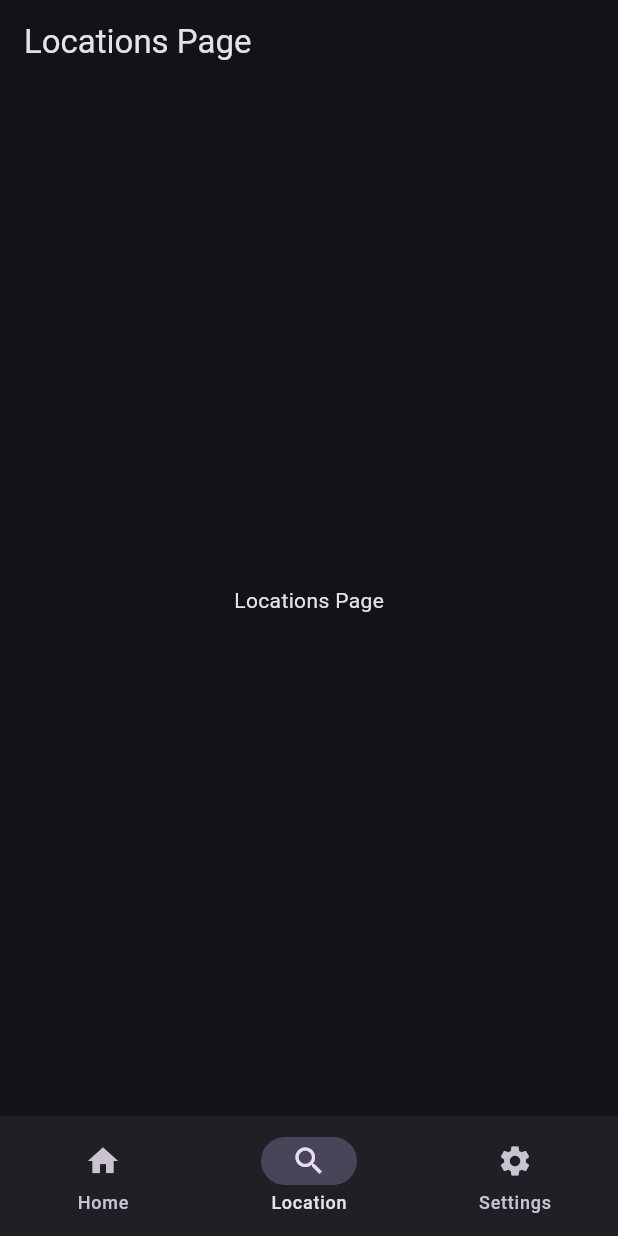
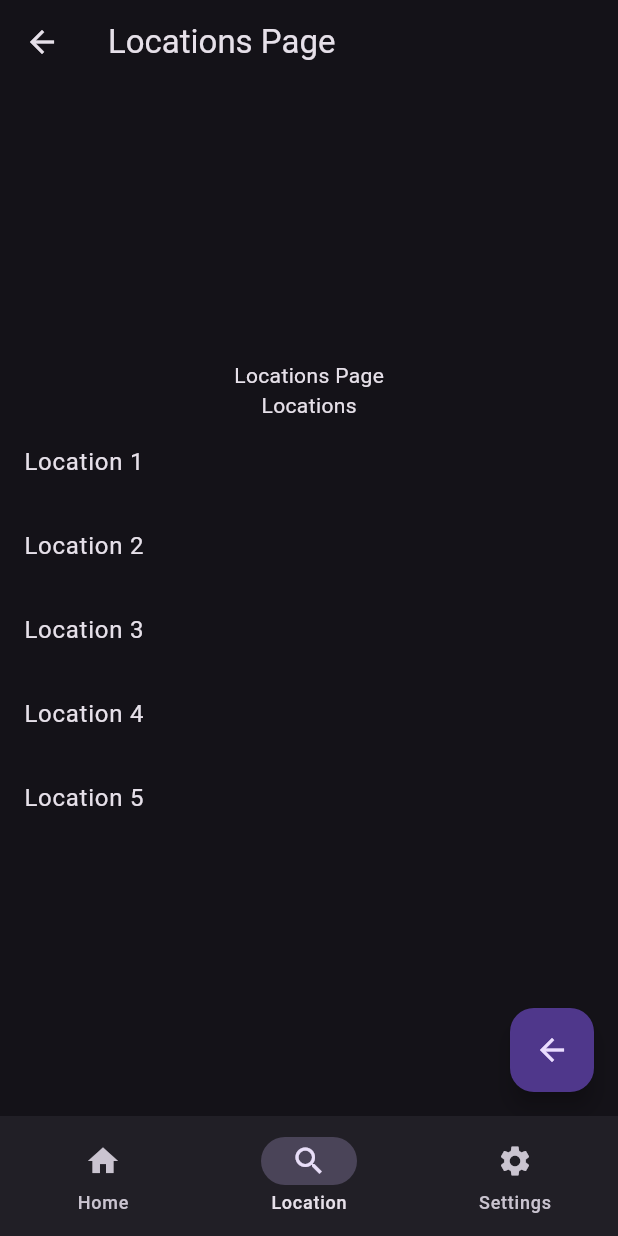
Before and after one commit to seanr89/MyDeskUI, a Flutter app: the LocationsPage screen opened by its route, on a phone screen of 412 x 824 dp. Run offline on Flutter 3.47's test engine with Material 3 defaults, Android fonts, the phone set to English and light mode, and no system bars; our stand-ins replace go_router; missing offline and left inert: dart:js.

Commit message:
Add images for office and placeholder; implement Location Desks and Location Detail pages; enhance navigation and API service integration

```diff
--- a/src/bookingclient/lib/main.dart
+++ b/src/bookingclient/lib/main.dart
@@ -8,6 +8,10 @@ void main() {
   runApp(const MyApp());
 }
 
+/// The main application widget.
+/// This widget is the root of the application.
+/// It is responsible for setting up the application's theme and routing.
+/// The application's theme is set to dark mode.
 class MyApp extends StatelessWidget {
   const MyApp({super.key});
 
--- a/src/bookingclient/lib/pages/createbooking.page.dart
+++ b/src/bookingclient/lib/pages/createbooking.page.dart
@@ -5,7 +5,7 @@ class CreateBooking extends StatelessWidget {
   Widget build(BuildContext context) {
     return Scaffold(
       appBar: AppBar(
-        title: Text('Create Booking'),
+        title: const Text('Create Booking'),
       ),
       body: Center(
         child: Text('Create your booking here!'),
--- a/src/bookingclient/lib/pages/layoutscaffold.dart
+++ b/src/bookingclient/lib/pages/layoutscaffold.dart
@@ -5,6 +5,8 @@ import 'package:go_router/go_router.dart';
 
 import '../models/destination.dart';
 
+/// A stateful widget that manages the navigation state of the app.
+/// Supports the navigation of the app to different branches.
 class LayoutScaffold extends StatelessWidget {
   const LayoutScaffold({required this.navigationShell, super.key});
 
--- a/src/bookingclient/lib/pages/locations.page.dart
+++ b/src/bookingclient/lib/pages/locations.page.dart
@@ -1,34 +1,78 @@
+import 'package:bookingclient/services/mockapi.service.dart';
 import 'package:flutter/material.dart';
 
 class LocationsPage extends StatefulWidget {
   const LocationsPage({super.key});
+
+  static MockAPIService apiService = MockAPIService();
 
   @override
   State<LocationsPage> createState() => _LocationsPageState();
 }
 
 class _LocationsPageState extends State<LocationsPage> {
+  navigateToLocationCreate() {
+    //Navigator.pushNamed(context, '/locationcreate');
+    print('navigated to location create');
+    ScaffoldMessenger.of(context).showSnackBar(
+      const SnackBar(
+        content: Text('Navigated to location create'),
+      ),
+    );
+  }
+
   @override
   Widget build(BuildContext context) {
     return Scaffold(
       appBar: AppBar(
         title: const Text('Locations Page'),
+        leading: IconButton(
+          icon: const Icon(Icons.arrow_back),
+          onPressed: () {
+            Navigator.pop(context);
+          },
+        ),
       ),
       body: Center(
         child: Column(
           mainAxisAlignment: MainAxisAlignment.center,
-          children: const <Widget>[
-            Text(
+          children: <Widget>[
+            const Text(
               'Locations Page',
+            ),
+            ListView(
+              shrinkWrap: true,
+              children: const <Widget>[
+                Center(
+                  child: Text('Locations'),
+                ),
+                ListTile(
+                  title: Text('Location 1'),
+                ),
+                ListTile(
+                  title: Text('Location 2'),
+                ),
+                ListTile(
+                  title: Text('Location 3'),
+                ),
+                ListTile(
+                  title: Text('Location 4'),
+                ),
+                ListTile(
+                  title: Text('Location 5'),
+                ),
+              ],
             ),
           ],
         ),
       ),
-      // floatingActionButton: FloatingActionButton(
-      //   onPressed: onBookingsPressed,
-      //   tooltip: 'Increment',
-      //   child: const Icon(Icons.add),
-      // ),
+      floatingActionButton: FloatingActionButton(
+        onPressed: () {
+          Navigator.pop(context);
+        },
+        tooltip: 'Back',
+        child: const Icon(Icons.arrow_back),
+      ),
     );
   }
 }
--- a/src/bookingclient/lib/services/api.service.dart
+++ b/src/bookingclient/lib/services/api.service.dart
@@ -1,6 +1,9 @@
 import 'package:http/http.dart' as http;
 import 'dart:convert'; // To decode the JSON response
 
+/// The [APIService] class is used to make API calls to the server.
+/// It contains methods to check the health of the server, get locations,
+/// get location desks, get all desks, and get all bookings.
 class APIService {
   Future<void> checkHealth() async {
     print('CheckingConnectiobn');
--- /dev/null
+++ b/src/bookingclient/lib/services/mockapi.service.dart
@@ -0,0 +1,11 @@
+import '../models/api/location.dart';
+
+class MockAPIService {
+  Future<List<Location>> getLocations() async {
+    return [
+      Location(id: 1, name: 'Location 1'),
+      Location(id: 2, name: 'Location 2'),
+      Location(id: 3, name: 'Location 3'),
+    ];
+  }
+}
--- a/src/bookingclient/lib/utils/app_router.dart
+++ b/src/bookingclient/lib/utils/app_router.dart
@@ -12,11 +12,15 @@ enum AppRoute {
   home,
   settings,
   locations,
-  search,
+  bookings,
 }
 
 final _rootNavigatorKey = GlobalKey<NavigatorState>(debugLabel: 'root');
 
+/// The global [GoRouter] instance.
+/// This is used to navigate to different pages in the app.
+/// It is used in the [LayoutScaffold] to navigate to different pages.
+/// It is also used in the [AppShell] to navigate to different pages.
 final goRouter =
     GoRouter(navigatorKey: _rootNavigatorKey, initialLocation: "/", routes: [
   StatefulShellRoute.indexedStack(
```
Also changed, not shown: src/bookingclient/lib/pages/locationdesks.page.dart (added, +54 -0 lines), src/bookingclient/lib/widgets/location.detail.dart (added, +21 -0 lines), src/bookingclient/lib/assets/img/office.jpg (added), src/bookingclient/lib/assets/img/placeholder.png (added).
